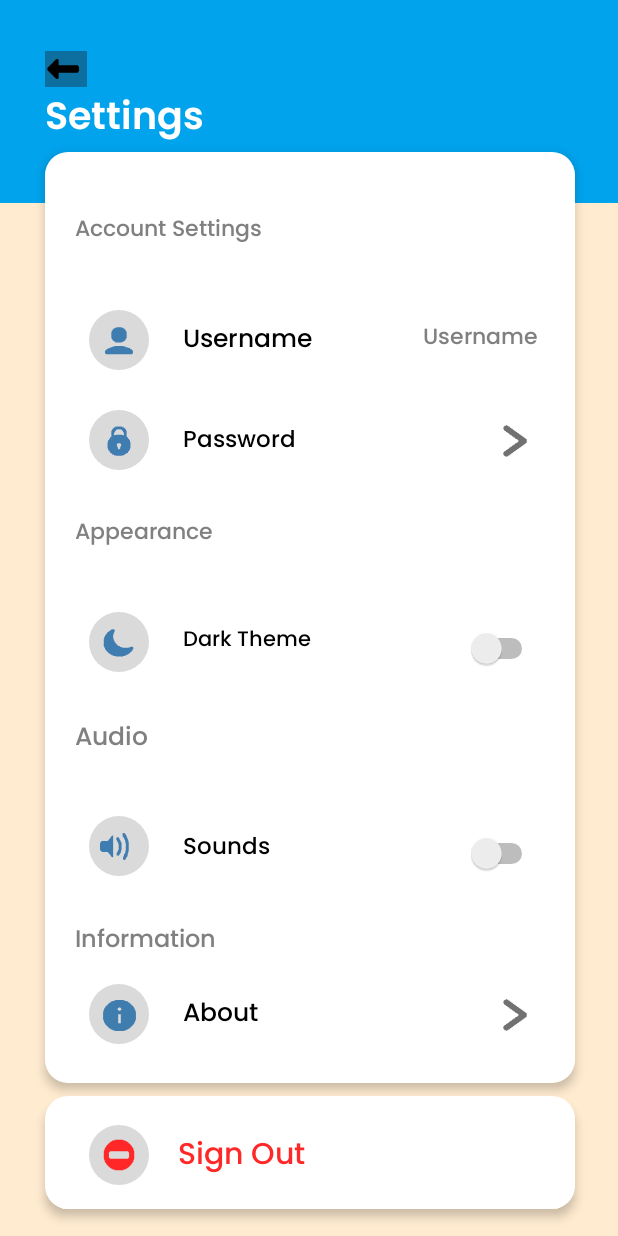
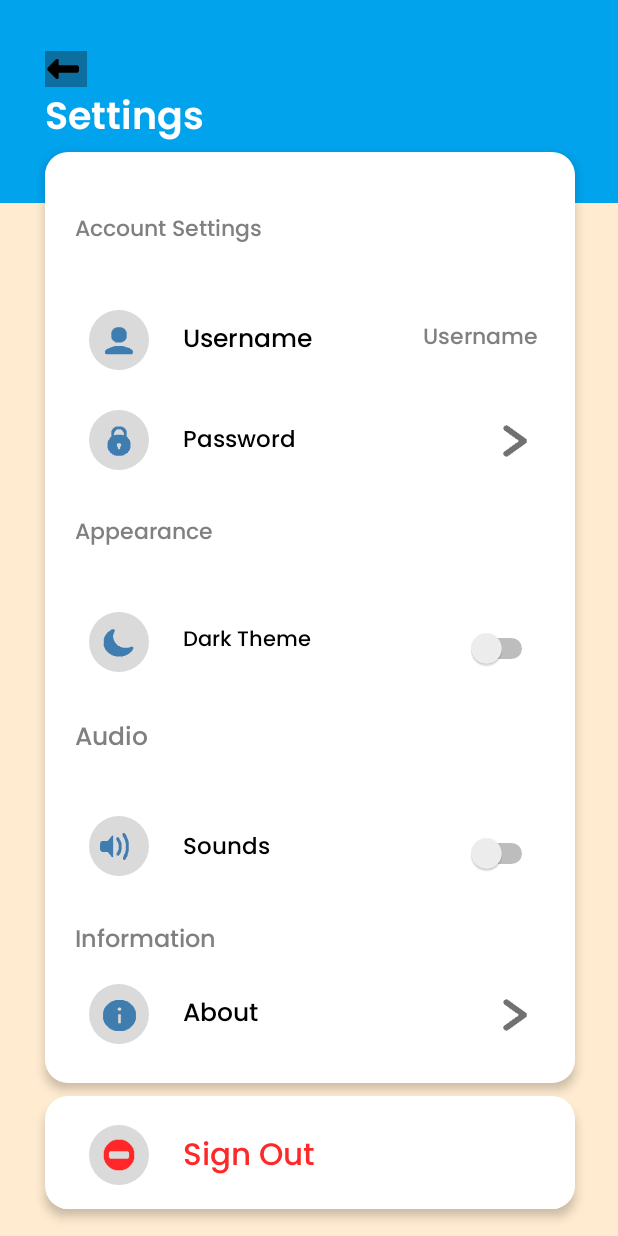
Before and after one commit to paulPortos/Send-notes, an Android app: the SettingsActivity screen opened directly, with no data from a screen before it, on a phone screen of 412 x 824 dp. Run offline under Robolectric (Android 15) with nearby library versions, the phone set to English and light mode, and no system bars.

Commit message:
updated settings

```diff
--- a/app/src/main/res/layout/activity_settings.xml
+++ b/app/src/main/res/layout/activity_settings.xml
@@ -646,16 +646,21 @@
                         android:id="@+id/tvsignout"
                         android:layout_width="0dp"
                         android:layout_height="0dp"
+                        android:autoSizeMaxTextSize="10000sp"
+                        android:autoSizeMinTextSize="10sp"
+                        android:autoSizeTextType="uniform"
                         android:clickable="true"
                         android:focusable="true"
                         android:fontFamily="@font/poppins_medium"
                         android:text="Sign Out"
                         android:textColor="#FF2828"
                         android:textSize="20sp"
+                        app:layout_constraintBottom_toBottomOf="@id/guideline141"
+                        app:layout_constraintEnd_toEndOf="@id/guideline138"
+                        app:layout_constraintHorizontal_bias="1.0"
                         app:layout_constraintStart_toStartOf="@id/guideline137"
-                        app:layout_constraintEnd_toEndOf="@id/guideline138"
                         app:layout_constraintTop_toTopOf="@id/guideline140"
-                        app:layout_constraintBottom_toBottomOf="@id/guideline141" />
+                        app:layout_constraintVertical_bias="0.0" />
 
                     <ImageButton
                         android:id="@+id/btnsign_out"
@@ -688,14 +693,14 @@
                         android:layout_width="wrap_content"
                         android:layout_height="wrap_content"
                         android:orientation="vertical"
-                        app:layout_constraintGuide_percent="0.25" />
+                        app:layout_constraintGuide_percent="0.26" />
 
                     <androidx.constraintlayout.widget.Guideline
                         android:id="@+id/guideline138"
                         android:layout_width="wrap_content"
                         android:layout_height="wrap_content"
                         android:orientation="vertical"
-                        app:layout_constraintGuide_percent="0.57" />
+                        app:layout_constraintGuide_percent="0.511" />
 
                     <androidx.constraintlayout.widget.Guideline
                         android:id="@+id/guideline139"
```
